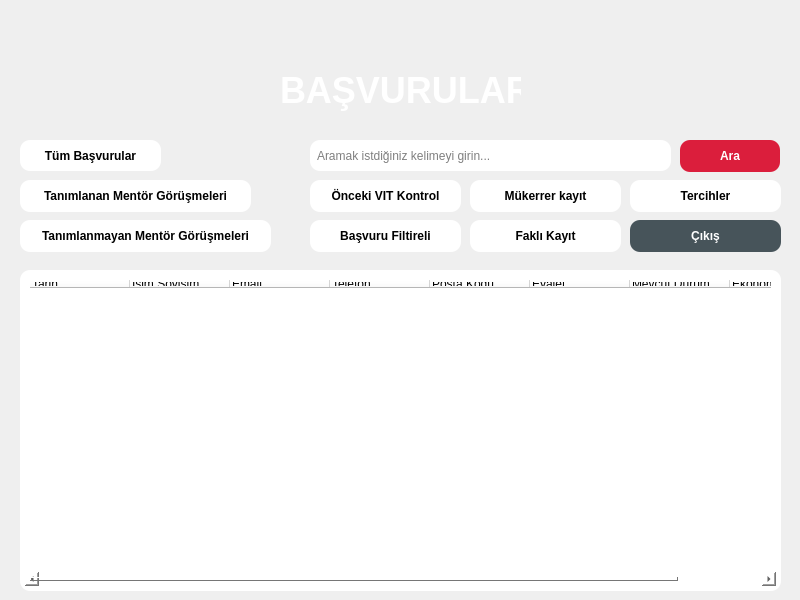
yhtyyar94/Python-Module-Week7, file application_menu.ui: the form before one commit.
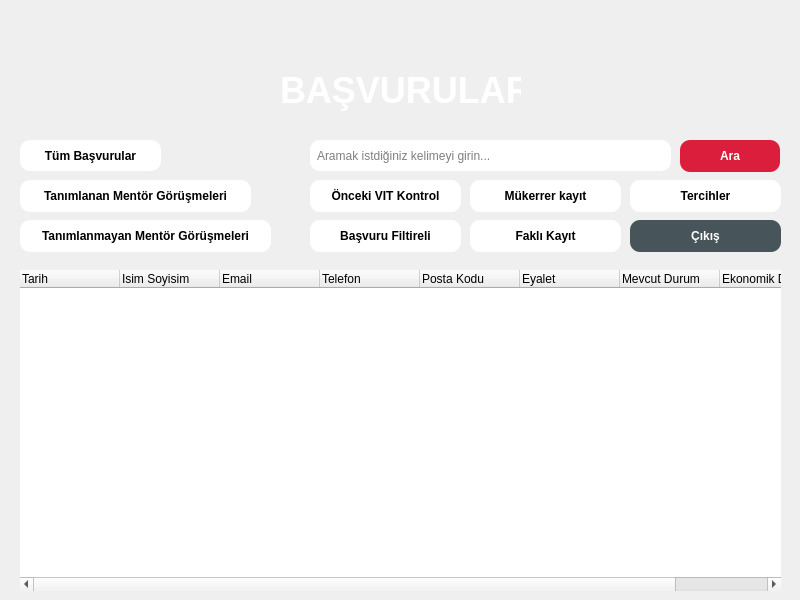
The form after the commit. Icons and pictures are not drawn.

Commit message: make standard all tables

The edit to the form file:
```diff
--- a/application_menu.ui
+++ b/application_menu.ui
@@ -339,10 +339,12 @@
      </rect>
     </property>
     <property name="styleSheet">
-     <string notr="true">background:white;
-border-radius:10px;
-padding:5px;
-color:black</string>
+     <string notr="true">QTableView{
+color:black;
+background:white;
+font-weight:bold;
+border-radius:5px
+}</string>
     </property>
     <property name="tabKeyNavigation">
      <bool>true</bool>
```
The commit also changes 6 other files.
